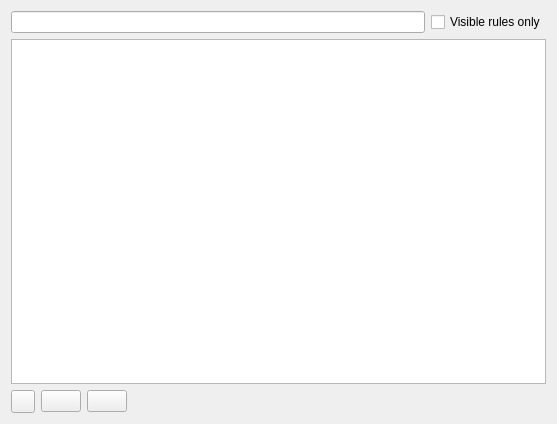
This is src/ui/qgsvectortilebasicrendererwidget.ui in qgis/QGIS as Qt 5 draws it before an edit. The edited form follows.
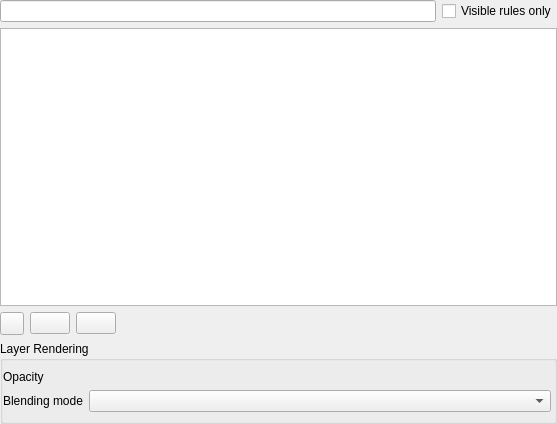
This is the edited form. Icons and pictures are not drawn. Custom widgets are drawn as their Qt base class.

Commit message:
Expose layer opacity and blend mode control for vector tile layers
This was always supported, just never exposed for user control!

```diff
--- a/src/ui/qgsvectortilebasicrendererwidget.ui
+++ b/src/ui/qgsvectortilebasicrendererwidget.ui
@@ -11,6 +11,18 @@
    </rect>
   </property>
   <layout class="QVBoxLayout" name="verticalLayout">
+   <property name="leftMargin">
+    <number>0</number>
+   </property>
+   <property name="topMargin">
+    <number>0</number>
+   </property>
+   <property name="rightMargin">
+    <number>0</number>
+   </property>
+   <property name="bottomMargin">
+    <number>0</number>
+   </property>
    <item>
     <layout class="QHBoxLayout" name="horizontalLayout_2">
      <property name="bottomMargin">
@@ -122,14 +134,77 @@
      </item>
     </layout>
    </item>
+   <item>
+    <widget class="QgsCollapsibleGroupBox" name="mActiveDatasetBlendingMode">
+     <property name="title">
+      <string>Layer Rendering</string>
+     </property>
+     <layout class="QGridLayout" name="gridLayout" columnstretch="0,1">
+      <property name="leftMargin">
+       <number>0</number>
+      </property>
+      <property name="rightMargin">
+       <number>3</number>
+      </property>
+      <item row="1" column="1">
+       <widget class="QgsBlendModeComboBox" name="mBlendModeComboBox">
+        <property name="minimumSize">
+         <size>
+          <width>0</width>
+          <height>0</height>
+         </size>
+        </property>
+       </widget>
+      </item>
+      <item row="1" column="0">
+       <widget class="QLabel" name="label">
+        <property name="text">
+         <string>Blending mode</string>
+        </property>
+       </widget>
+      </item>
+      <item row="0" column="0">
+       <widget class="QLabel" name="lblTransparency">
+        <property name="text">
+         <string>Opacity</string>
+        </property>
+       </widget>
+      </item>
+      <item row="0" column="1">
+       <widget class="QgsOpacityWidget" name="mOpacityWidget" native="true">
+        <property name="focusPolicy">
+         <enum>Qt::StrongFocus</enum>
+        </property>
+       </widget>
+      </item>
+     </layout>
+    </widget>
+   </item>
   </layout>
  </widget>
  <customwidgets>
+  <customwidget>
+   <class>QgsCollapsibleGroupBox</class>
+   <extends>QGroupBox</extends>
+   <header>qgscollapsiblegroupbox.h</header>
+   <container>1</container>
+  </customwidget>
   <customwidget>
    <class>QgsFilterLineEdit</class>
    <extends>QLineEdit</extends>
    <header>qgsfilterlineedit.h</header>
   </customwidget>
+  <customwidget>
+   <class>QgsBlendModeComboBox</class>
+   <extends>QComboBox</extends>
+   <header>qgsblendmodecombobox.h</header>
+  </customwidget>
+  <customwidget>
+   <class>QgsOpacityWidget</class>
+   <extends>QWidget</extends>
+   <header>qgsopacitywidget.h</header>
+   <container>1</container>
+  </customwidget>
  </customwidgets>
  <tabstops>
   <tabstop>mFilterLineEdit</tabstop>
```
The commit also changes 3 other files.
